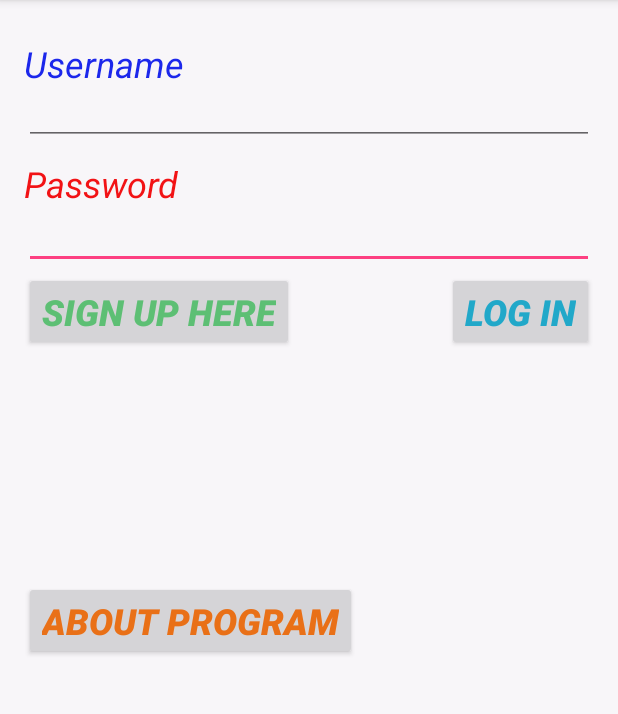
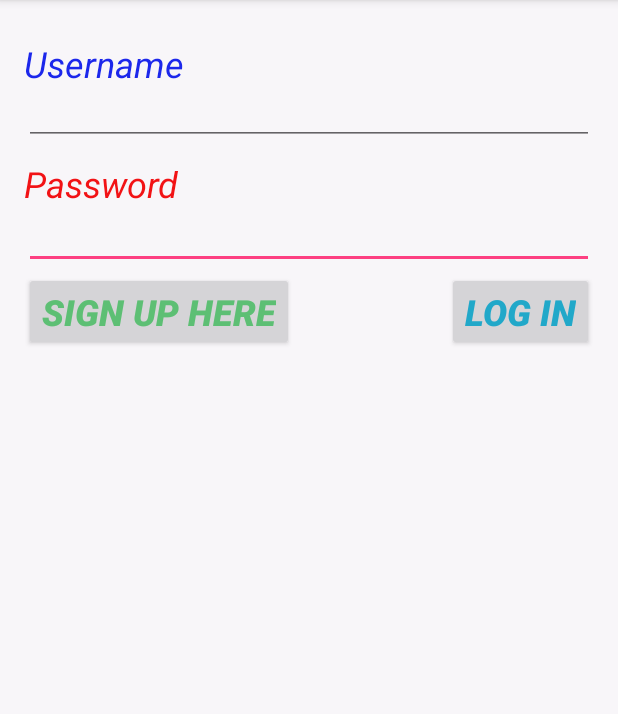
Before and after one commit to vasterlord/MyApplication, an Android app: the screen it shows after launch (MainActivity), on a phone screen of 412 x 824 dp, the part 84-798 px from its top. Run offline under Robolectric (Android 15) with nearby library versions, the phone set to English and light mode, and no system bars; 3 statements that could not run were skipped.

Commit message:
Last comm

```diff
--- a/app/src/main/java/com/example/yulian/myapplication/DatabaseHelper.java
+++ b/app/src/main/java/com/example/yulian/myapplication/DatabaseHelper.java
@@ -66,7 +66,6 @@ public class DatabaseHelper extends SQLiteOpenHelper {
         }
         return b;
     }
-
     @Override
     public void onUpgrade(SQLiteDatabase db, int oldVersion, int newVersion) {
           String query = "DROP TABLE IF EXISTS " + TABLE_NAME;
--- a/app/src/main/java/com/example/yulian/myapplication/Log_in.java
+++ b/app/src/main/java/com/example/yulian/myapplication/Log_in.java
@@ -8,6 +8,7 @@ import android.view.Menu;
 import android.view.MenuItem;
 import android.widget.Button;
 import android.widget.EditText;
+import android.widget.ImageView;
 import android.widget.TextView;
 
 /**
--- a/app/src/main/java/com/example/yulian/myapplication/MainActivity.java
+++ b/app/src/main/java/com/example/yulian/myapplication/MainActivity.java
@@ -53,8 +53,6 @@ public class MainActivity extends AppCompatActivity implements View.OnClickListe
                     Intent y = new Intent(MainActivity.this, Log_in.class);
                     y.putExtra("Username", str);
                     startActivity(y);
-                    str = "";
-                    pass = "";
                 }
                 else
                 {
@@ -62,8 +60,6 @@ public class MainActivity extends AppCompatActivity implements View.OnClickListe
                     temp.show();
                 }
                 break;
-            case R.id.button4:
-                break;
         }
     }
 }
--- a/app/src/main/res/layout-land/activity_main.xml
+++ b/app/src/main/res/layout-land/activity_main.xml
@@ -83,16 +83,4 @@
         android:textStyle="bold|italic"
         android:textSize="@dimen/abc_dialog_padding_material" />
 
-    <Button
-        android:layout_width="wrap_content"
-        android:layout_height="wrap_content"
-        android:text="ABOUT PROGRAM"
-        android:id="@+id/button4"
-        android:layout_gravity="top|left|center_horizontal"
-        android:layout_marginTop="165dp"
-        android:textColor="#eb7113"
-        android:textStyle="bold|italic"
-        android:textSize="@dimen/abc_dialog_padding_material"
-        android:layout_marginLeft="180dp" />
-
 </FrameLayout>
--- a/app/src/main/res/layout/activity_main.xml
+++ b/app/src/main/res/layout/activity_main.xml
@@ -83,16 +83,4 @@
         android:textStyle="bold|italic"
         android:textSize="@dimen/abc_dialog_padding_material" />
 
-    <Button
-        android:layout_width="wrap_content"
-        android:layout_height="wrap_content"
-        android:text="ABOUT PROGRAM"
-        android:id="@+id/button4"
-        android:layout_gravity="left|center_vertical"
-        android:layout_marginTop="30dp"
-        android:textColor="#eb7113"
-        android:textStyle="bold|italic"
-        android:textSize="@dimen/abc_dialog_padding_material"
-        android:layout_marginLeft="0dp" />
-
 </FrameLayout>
```
Also changed, not shown: app/src/main/res/layout/log_in.xml (+11 -2 lines).
